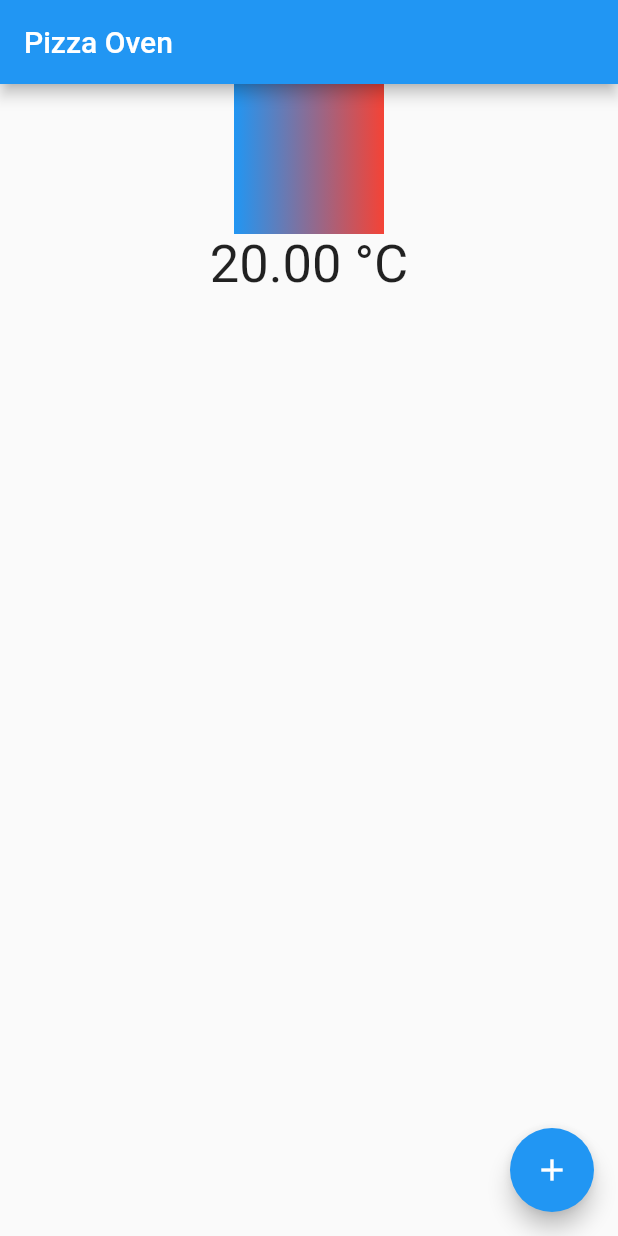
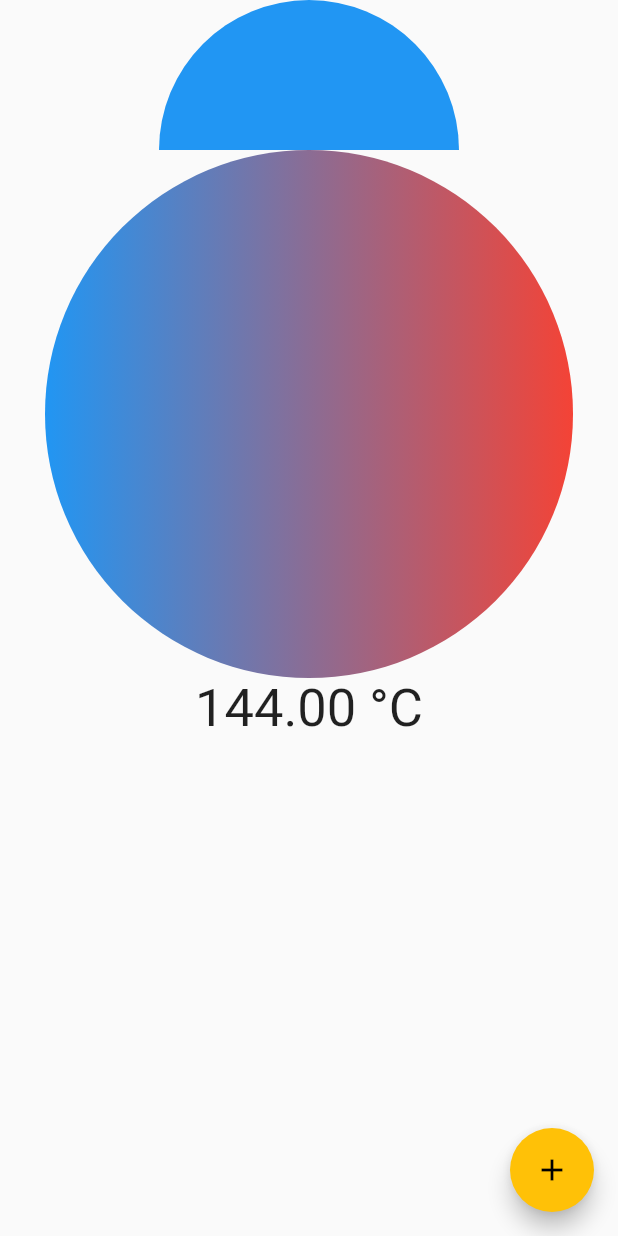
Before and after one commit to Nuytemans-Dieter/OvenApp, a Flutter app: the screen it shows after launch, after a tap on the "add" icon, on a phone screen of 412 x 824 dp. Run offline on Flutter 3.47's test engine with Material 2 defaults, Android fonts, the phone set to English and light mode, and no system bars; our stand-ins replace flutter_bluetooth_serial.

Commit message:
Implement Arc drawer

```diff
--- a/lib/main.dart
+++ b/lib/main.dart
@@ -2,7 +2,8 @@ import 'package:flutter/material.dart';
 import 'package:logging/logging.dart';
 import 'package:oven_app/model/OvenInfo.dart';
 import 'package:oven_app/model/interfaces/OvenInfoProvider.dart';
-import 'package:oven_app/widgets/TemperatureGauge.dart';
+import 'package:oven_app/widgets/Arc.dart';
+import 'package:oven_app/widgets/Gauge.dart';
 
 import 'model/oven_info_providers/BluetoothInfoProvider.dart';
 import 'model/oven_info_providers/LinearInfoProvider.dart';
@@ -21,7 +22,7 @@ class MyApp extends StatelessWidget {
     return MaterialApp(
       title: 'Pizza Oven',
       theme: ThemeData(
-        primarySwatch: Colors.blue,
+        primarySwatch: Colors.amber,
       ),
       home: MyHomePage(title: 'Pizza Oven'),
     );
@@ -32,7 +33,8 @@ class MyHomePage extends StatefulWidget {
   final OvenInfoProvider ovenInfoProvider;
 
   MyHomePage({Key? key, this.title = ""})
-      : ovenInfoProvider = BluetoothInfoProvider("00:13:EF:02:1C:E2", bufferLength: 150),
+      : ovenInfoProvider =
+            LinearInfoProvider() /*BluetoothInfoProvider("00:13:EF:02:1C:E2", bufferLength: 150)*/,
         super(key: key);
 
   final String title;
@@ -51,13 +53,12 @@ class _MyHomePageState extends State<MyHomePage> {
   @override
   Widget build(BuildContext context) {
     return Scaffold(
-      appBar: AppBar(
-        title: Text(widget.title),
-      ),
-      body: Center(
+      body: SafeArea(
+        child: Center(
           child: Column(
             mainAxisAlignment: MainAxisAlignment.start,
             children: <Widget>[
+              Arc(),
               Gauge(),
               FutureBuilder<Stream<OvenInfo>>(
                 future: _provider.getStream(),
@@ -78,6 +79,7 @@ class _MyHomePageState extends State<MyHomePage> {
             ],
           ),
         ),
+      ),
       floatingActionButton: FloatingActionButton(
         onPressed: () {},
         tooltip: 'Add pizza',
--- a/lib/model/oven_info_providers/BluetoothInfoProvider.dart
+++ b/lib/model/oven_info_providers/BluetoothInfoProvider.dart
@@ -27,7 +27,7 @@ class BluetoothInfoProvider extends OvenInfoProvider {
   BluetoothInfoProvider(this._address, {this.bufferLength = 500}) {
     _stream = Stream<OvenInfo>.periodic(Duration(milliseconds: 250), (val) {
       return _newestInfo ?? OvenInfo("name", Temperature(20.0));
-    });
+    }).asBroadcastStream();
   }
 
   @override
--- a/lib/model/oven_info_providers/LinearInfoProvider.dart
+++ b/lib/model/oven_info_providers/LinearInfoProvider.dart
@@ -28,7 +28,7 @@ class LinearInfoProvider extends OvenInfoProvider {
       }
 
       return new OvenInfo(_ovenName, new Temperature(temperature));
-    });
+    }).asBroadcastStream();
     this.isReady = true;
   }
 
--- /dev/null
+++ b/lib/widgets/Arc.dart
@@ -0,0 +1,38 @@
+import 'package:flutter/material.dart';
+import 'dart:math' as math;
+
+class Arc extends StatelessWidget {
+  final double diameter;
+
+  const Arc({Key? key, this.diameter = 200}) : super(key: key);
+
+  @override
+  Widget build(BuildContext context) {
+    return CustomPaint(
+      painter: ArcPainter(),
+      size: Size(diameter, diameter / 2),
+    );
+  }
+}
+
+class ArcPainter extends CustomPainter {
+  @override
+  void paint(Canvas canvas, Size size) {
+    Paint paint = Paint()..color = Colors.blue;
+    canvas.drawArc(
+      Rect.fromCenter(
+        center: Offset(size.width / 2, size.height),
+        height: 2 * size.height,
+        width: size.width,
+      ),
+      math.pi,
+      math.pi,
+      false,
+      paint,
+    );
+
+  }
+
+  @override
+  bool shouldRepaint(CustomPainter oldDelegate) => false;
+}
--- /dev/null
+++ b/lib/widgets/Gauge.dart
@@ -0,0 +1,52 @@
+import 'package:flutter/cupertino.dart';
+import 'package:flutter/material.dart';
+
+class Gauge extends StatefulWidget {
+  final double min;
+  final double max;
+
+  final double defaultValue;
+
+  final Color leftColor;
+  final Color rightColor;
+
+  Gauge(
+      {this.min = 0,
+      this.max = 900,
+      this.defaultValue = 20,
+      this.leftColor = Colors.blue,
+      this.rightColor = Colors.red});
+
+  @override
+  State<StatefulWidget> createState() {
+    return GaugeState( defaultValue );
+  }
+}
+
+class GaugeState extends State<Gauge> {
+  double value;
+
+  GaugeState(this.value);
+
+  @override
+  Widget build(BuildContext context) {
+    return Padding(
+      padding: const EdgeInsets.symmetric(horizontal: 30.0),
+      child: AspectRatio(
+        aspectRatio: 1.0,
+        child: Container(
+          width: double.infinity,
+          decoration: BoxDecoration(
+            shape: BoxShape.circle,
+            gradient: LinearGradient(
+              begin: Alignment.centerLeft,
+              end: Alignment.centerRight,
+              colors: <Color>[Colors.blue, Colors.red],
+              tileMode: TileMode.decal,
+            ),
+          ),
+        ),
+      ),
+    );
+  }
+}
--- a/lib/widgets/TemperatureGauge.dart
+++ /dev/null
@@ -1,43 +0,0 @@
-import 'package:flutter/cupertino.dart';
-import 'package:flutter/material.dart';
-
-class Gauge extends StatefulWidget {
-  final double min;
-  final double max;
-
-  final Color leftColor;
-  final Color rightColor;
-
-  Gauge(
-      {this.min = 0,
-      this.max = 900,
-      this.leftColor = Colors.blue,
-      this.rightColor = Colors.red});
-
-  @override
-  State<StatefulWidget> createState() {
-    return GaugeState(20.0);
-  }
-}
-
-class GaugeState extends State<Gauge> {
-  double value;
-
-  GaugeState(this.value);
-
-  @override
-  Widget build(BuildContext context) {
-    return Container(
-      height: 100,
-      width: 100,
-      decoration: const BoxDecoration(
-        gradient: LinearGradient(
-          begin: Alignment.centerLeft,
-          end: Alignment.centerRight,
-          colors: <Color>[Colors.blue, Colors.red],
-          tileMode: TileMode.decal,
-        ),
-      ),
-    );
-  }
-}
```
Lines whose indentation alone changed are shown as unchanged.
